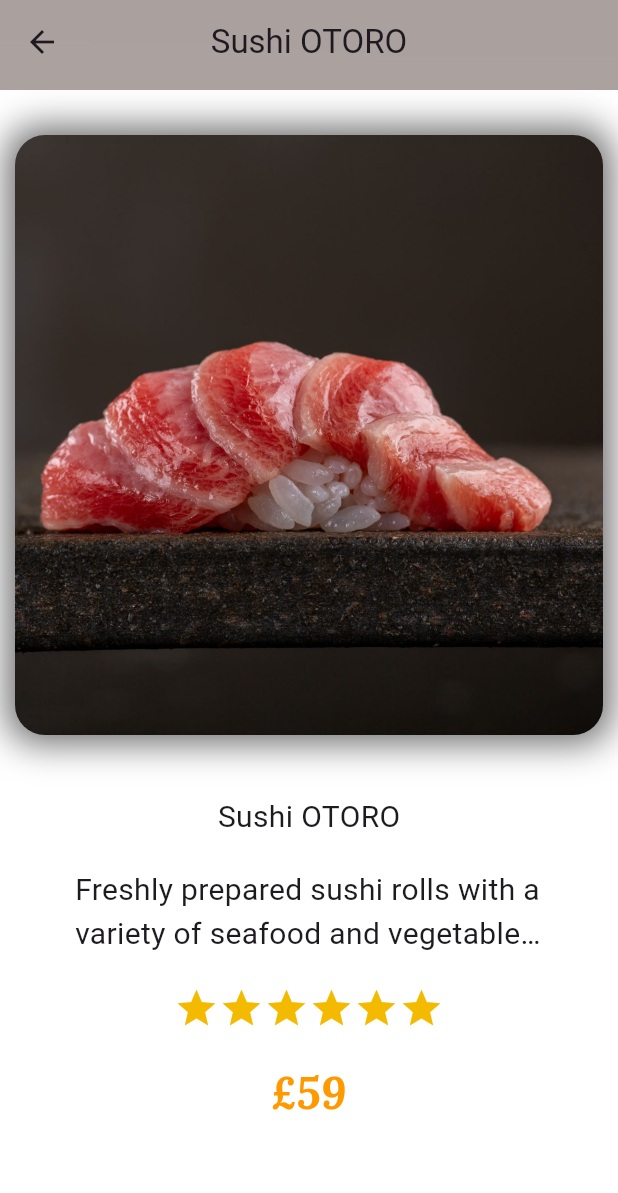
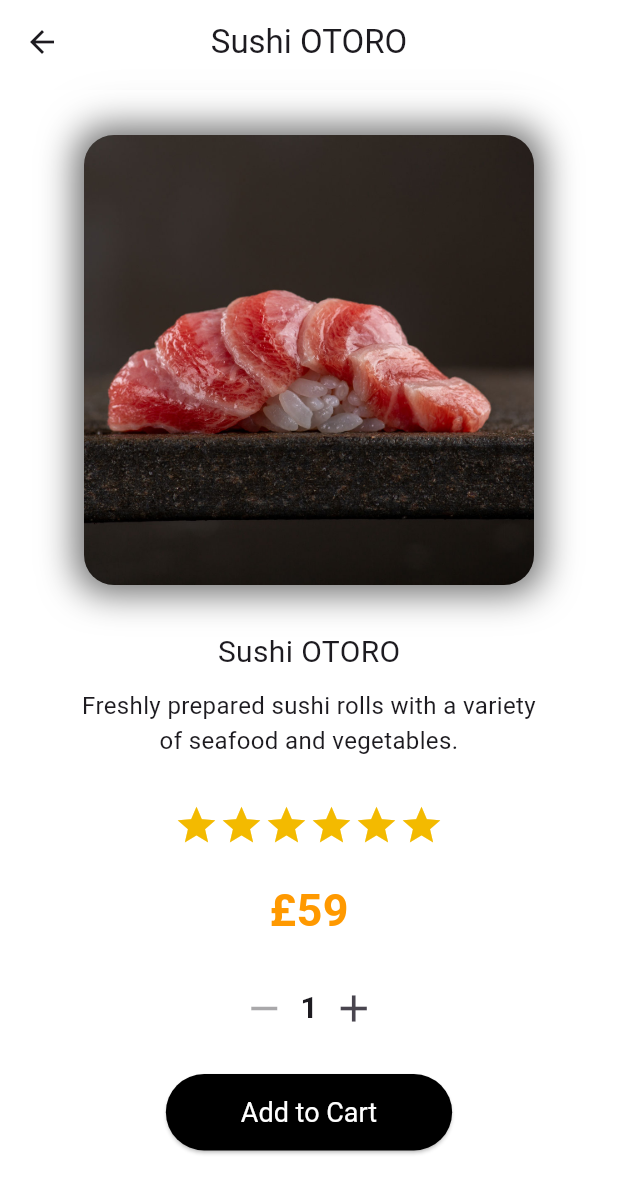
Before and after one commit to aeuro7/Flutter-Restaurant-V2, a Flutter app: the MyHomePage screen opened by its route, after a tap on "Sushi OTORO", on a phone screen of 412 x 824 dp. Shown: the top 1193 px of the screen. Run offline on Flutter 3.47's test engine with Material 3 defaults, Android fonts, the phone set to English and light mode, and no system bars; our stand-ins replace bloc, flutter_bloc, google_fonts.

Commit message:
add cart function

```diff
--- a/lib/BottonNav.dart
+++ b/lib/BottonNav.dart
@@ -1,7 +1,8 @@
 import 'package:flutter/material.dart';
 import 'package:my_project/SecondRoute.dart';
-import 'package:my_project/ThirdRoute.dart';
+// import 'package:my_project/ThirdRoute.dart';
 import 'package:my_project/main.dart';
+import 'Cart.dart';
 
 class Bottonnav extends StatefulWidget {
   const Bottonnav({super.key});
@@ -14,7 +15,8 @@ class _BottonnavState extends State<Bottonnav> {
   List<dynamic> option = const [
     SecondRoute(),
     MyHomePage(title: 'Mürren Restaurant'),
-    ThirdRoute(),
+    // ThirdRoute(),
+    Cart(),
   ];
   int index = 0; // ตัวเลือกเริ่มต้นที่ 0
 
@@ -38,7 +40,7 @@ class _BottonnavState extends State<Bottonnav> {
           items: const [
             BottomNavigationBarItem(icon: Icon(Icons.home), label: "Home"),
             BottomNavigationBarItem(icon: Icon(Icons.food_bank_rounded), label: "Menu"),
-            BottomNavigationBarItem(icon: Icon(Icons.account_circle), label: "About"),
+            BottomNavigationBarItem(icon: Icon(Icons.shopping_cart_rounded ), label: "Cart"),
           ],
           currentIndex: index, // ใช้ตัวแปร index ในการกำหนดสถานะที่เลือก
           onTap: (value) {
--- a/lib/ViewMenu.dart
+++ b/lib/ViewMenu.dart
@@ -1,8 +1,17 @@
 import 'package:flutter/material.dart';
+import 'package:flutter_bloc/flutter_bloc.dart';
 import 'dart:ui';
+import 'order.dart';
 
-class ViewMenu extends StatelessWidget {
+class ViewMenu extends StatefulWidget {
   const ViewMenu({super.key});
+
+  @override
+  _ViewMenuState createState() => _ViewMenuState();
+}
+
+class _ViewMenuState extends State<ViewMenu> {
+  int quantity = 1;
 
   @override
   Widget build(BuildContext context) {
@@ -14,94 +23,127 @@ class ViewMenu extends StatelessWidget {
     final int price = args['price'];
     final String image = args['image'];
     final int star = args['star'];
+
     return Scaffold(
         backgroundColor: const Color.fromARGB(255, 255, 255, 255),
         appBar: PreferredSize(
             preferredSize: const Size.fromHeight(60),
             child: ClipRect(
                 child: BackdropFilter(
-                    filter: ImageFilter.blur(
-                        sigmaX: 10000.0, sigmaY: 10000.0), // เพิ่มเบลอ
+                    filter: ImageFilter.blur(sigmaX: 10.0, sigmaY: 10.0),
                     child: AppBar(
-                      elevation: 0, // ลบเงา
+                      elevation: 0,
                       title: Text(name),
-                      backgroundColor: Colors.white.withOpacity(0.3), // โปร่งใส
-                      surfaceTintColor: Colors.transparent, // ลบสีเงา
+                      backgroundColor: Colors.white.withOpacity(0.3),
+                      surfaceTintColor: Colors.transparent,
                       centerTitle: true,
                     )))),
         body: Center(
           child: Container(
-            decoration: const BoxDecoration(
-              borderRadius: BorderRadius.all(Radius.circular(10)),
-            ),
-            margin: EdgeInsets.all(10),
+            margin: const EdgeInsets.all(10),
             child: Column(
               children: [
                 Container(
                   margin: const EdgeInsets.fromLTRB(0, 20, 0, 0),
-                  alignment: Alignment.center,
-                  height: 400,
-                  width: 400,
+                  height: 300,
+                  width: 300,
                   decoration: BoxDecoration(
                     borderRadius: BorderRadius.circular(20),
                     image: DecorationImage(
-                      image: AssetImage('assets/images/${image}'),
+                      image: AssetImage('assets/images/$image'),
                       fit: BoxFit.cover,
                     ),
                     boxShadow: const [
                       BoxShadow(
-                        color: Color.fromARGB(150, 0, 0, 0), // สีของเงา
-                        offset: Offset(0.0, 0.0), // การเลื่อนเงา (X, Y)
-                        blurRadius: 20.0, // ความเบลอของเงา
-                        spreadRadius: 5.0, // ขนาดการกระจายของเงา
+                        color: Color.fromARGB(150, 0, 0, 0),
+                        offset: Offset(0.0, 0.0),
+                        blurRadius: 20.0,
+                        spreadRadius: 5.0,
                       ),
                     ],
                   ),
                 ),
-                Container(
-                  margin: const EdgeInsets.fromLTRB(0, 40, 0, 0),
+                const SizedBox(height: 30),
+                Text(name, style: const TextStyle(fontSize: 20)),
+                Padding(
+                  padding: const EdgeInsets.symmetric(horizontal: 40, vertical: 10),
                   child: Text(
-                    name,
-                    style: const TextStyle(fontSize: 20),
+                    description,
+                    style: const TextStyle(fontSize: 16),
+                    textAlign: TextAlign.center,
                   ),
                 ),
-                Container(
-                  margin: const EdgeInsets.fromLTRB(40, 20, 40, 0),
-                  child: Text(
-                    description,
-                    style: const TextStyle(fontSize: 20),
-                    maxLines: 2,
-                    overflow: TextOverflow.ellipsis,
-                  ),
-                ),
-                Container(
-                  margin: const EdgeInsets.fromLTRB(0, 20, 0, 0),
-                  child: Row(
+                const SizedBox(height:20),
+                Row(
                   mainAxisAlignment: MainAxisAlignment.center,
                   children: List.generate(star, (index) {
                     return const Icon(
                       Icons.star,
-                        color: Color.fromARGB(
-                            255, 243, 186, 0), // ตั้งค่าเป็นสีเหลือง
+                      color: Color.fromARGB(255, 243, 186, 0),
                       size: 30.0,
                     );
                   }),
                 ),
-                ),
-                Container(
-                    alignment: Alignment.center,
-                    padding: EdgeInsets.fromLTRB(0, 20, 0, 0),
-                    child: Text(
+                const SizedBox(height:20),
+                Text(
                   '£$price',
-                      maxLines: 2,
-                      overflow: TextOverflow.ellipsis,
                   style: const TextStyle(
-                        fontFamily: 'Lora',
                     fontSize: 30,
                     fontWeight: FontWeight.bold,
                     color: Color.fromARGB(255, 255, 153, 0),
                   ),
-                    )),
+                ),
+                const SizedBox(height: 20),
+
+
+                Row(
+                  mainAxisAlignment: MainAxisAlignment.center,
+                  children: [
+                    IconButton(
+                      icon: const Icon(Icons.remove, size: 30),
+                      onPressed: quantity > 1
+                          ? () {
+                              setState(() {
+                                quantity--;
+                              });
+                            }
+                          : null,
+                    ),
+                    Text(
+                      quantity.toString(),
+                      style: const TextStyle(fontSize: 20, fontWeight: FontWeight.bold),
+                    ),
+                    IconButton(
+                      icon: const Icon(Icons.add, size: 30),
+                      onPressed: () {
+                        setState(() {
+                          quantity++;
+                        });
+                      },
+                    ),
+                  ],
+                ),
+
+                const SizedBox(height: 20),
+
+
+                ElevatedButton(
+                  style: ElevatedButton.styleFrom(
+                    padding: const EdgeInsets.symmetric(horizontal: 50, vertical: 15),
+                    textStyle: const TextStyle(fontSize: 18),
+                    backgroundColor: const Color.fromARGB(255, 0, 0, 0),
+                  ),
+                  onPressed: () {
+                    context.read<OrderBloc>().add(AddProduct(Product(
+                          image: image,
+                          name: name,
+                          price: price,
+                          quantity: quantity,
+                        )));
+                    Navigator.pop(context);
+                  },
+                  child: const Text("Add to Cart",style: TextStyle(color: Colors.white),),
+                ),
               ],
             ),
           ),
--- a/lib/main.dart
+++ b/lib/main.dart
@@ -3,6 +3,10 @@ import 'dart:ui';
 import 'product.dart';
 import 'ViewMenu.dart';
 import 'BottonNav.dart';
+import 'package:flutter_bloc/flutter_bloc.dart';
+import 'order.dart';
+import 'Cart.dart';
+
 
 void main() {
   runApp(const MyApp());
@@ -13,7 +17,9 @@ class MyApp extends StatelessWidget {
 
   @override
   Widget build(BuildContext context) {
-    return MaterialApp(
+    return BlocProvider(
+      create: (context) => OrderBloc(), // สร้าง Bloc ที่ root ของแอป
+      child: MaterialApp(
         title: 'Restaurant App',
         debugShowCheckedModeBanner: false,
         initialRoute: '/',
@@ -22,7 +28,9 @@ class MyApp extends StatelessWidget {
           '/viewMenu': (context) => const ViewMenu(),
           '/BottonNav': (context) => const Bottonnav(),
           '/MyHomePage': (context) => const MyHomePage(title: 'Mürren Restaurant'),
+          '/Cart': (context) => const Cart(),
         },
+      ),
     );
   }
 }
@@ -104,7 +112,7 @@ class MyHomePage extends StatelessWidget {
               actions: [
                 IconButton(
                   padding: EdgeInsets.fromLTRB(0, 0, 10, 0),
-                  onPressed: () => print("cart button clicked"),
+                  onPressed: () => Navigator.pushNamed(context, '/Cart'),
                   icon: const Icon(Icons.shopping_bag_outlined),
                   color: const Color.fromARGB(255, 39, 39, 39),
                 ),
--- /dev/null
+++ b/lib/order.dart
@@ -0,0 +1,86 @@
+import 'package:bloc/bloc.dart';
+
+class Product {
+  final String name;
+  final int price;
+  final int quantity;
+  final String image;
+
+  Product({required this.name, required this.price, required this.quantity, required this.image});
+
+  Product copyWith({String? name, int? price, int? quantity}) {
+    return Product(
+      image: image,
+      name: name ?? this.name,
+      price: price ?? this.price,
+      quantity: quantity ?? this.quantity,
+    );
+  }
+}
+
+class OrderState {
+  final List<Product> cartItems;
+
+  OrderState({required this.cartItems});
+
+  OrderState copyWith({List<Product>? cartItems}) {
+    return OrderState(cartItems: cartItems ?? this.cartItems);
+  }
+}
+
+abstract class OrderEvent {}
+
+class AddProduct extends OrderEvent {
+  final Product product;
+  AddProduct(this.product);
+}
+
+class RemoveProduct extends OrderEvent {
+  final String productName;
+  RemoveProduct(this.productName);
+}
+
+class UpdateQuantity extends OrderEvent {
+  final String productName;
+  final int quantity;
+  UpdateQuantity({required this.productName, required this.quantity});
+}
+
+class OrderBloc extends Bloc<OrderEvent, OrderState> {
+  OrderBloc() : super(OrderState(cartItems: [])) {
+    on<AddProduct>((event, emit) {
+      final index = state.cartItems.indexWhere((item) => item.name == event.product.name);
+      List<Product> updatedCart = List.from(state.cartItems);
+
+      if (index != -1) {
+        updatedCart[index] = updatedCart[index].copyWith(quantity: updatedCart[index].quantity + 1);
+      } else {
+        updatedCart.add(event.product.copyWith(quantity: event.product.quantity)); // ใช้ค่าที่ส่งมา
+      }
+
+      emit(state.copyWith(cartItems: updatedCart));
+    });
+
+    on<RemoveProduct>((event, emit) {
+      final updatedCart = state.cartItems.where((item) => item.name != event.productName).toList();
+      emit(state.copyWith(cartItems: updatedCart));
+    });
+
+    on<UpdateQuantity>((event, emit) {
+      final index = state.cartItems.indexWhere((item) => item.name == event.productName);
+      if (index != -1) {
+        List<Product> updatedCart = List.from(state.cartItems);
+        if (event.quantity > 0) {
+          updatedCart[index] = updatedCart[index].copyWith(quantity: event.quantity);
+        } else {
+          updatedCart.removeAt(index);
+        }
+        emit(state.copyWith(cartItems: updatedCart));
+      }
+    });
+  }
+
+  List<Product> getCartItems() {
+    return state.cartItems;
+  }
+}
--- a/pubspec.yaml
+++ b/pubspec.yaml
@@ -30,7 +30,7 @@ environment:
 dependencies:
   flutter:
     sdk: flutter
-
+  flutter_bloc: ^9.0.0
 
   # The following adds the Cupertino Icons font to your application.
   # Use with the CupertinoIcons class for iOS style icons.
```
Also changed, not shown: lib/Cart.dart (added, +183 -0 lines), pubspec.lock, 37 other files. Lines whose indentation alone changed are shown as unchanged.
